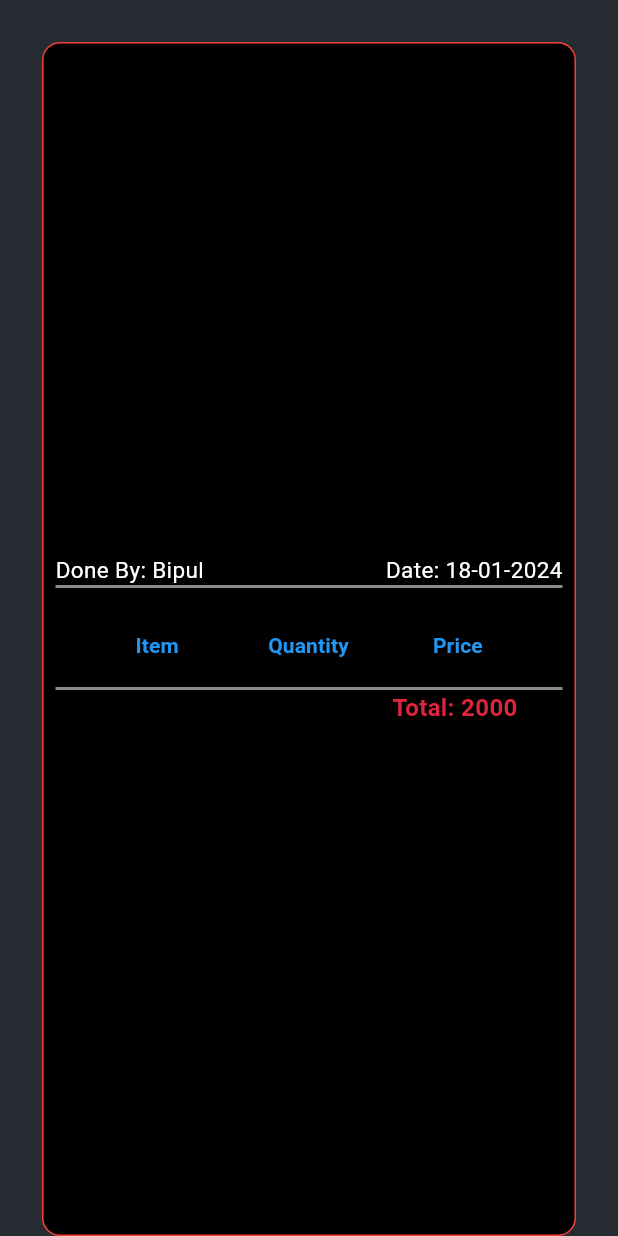
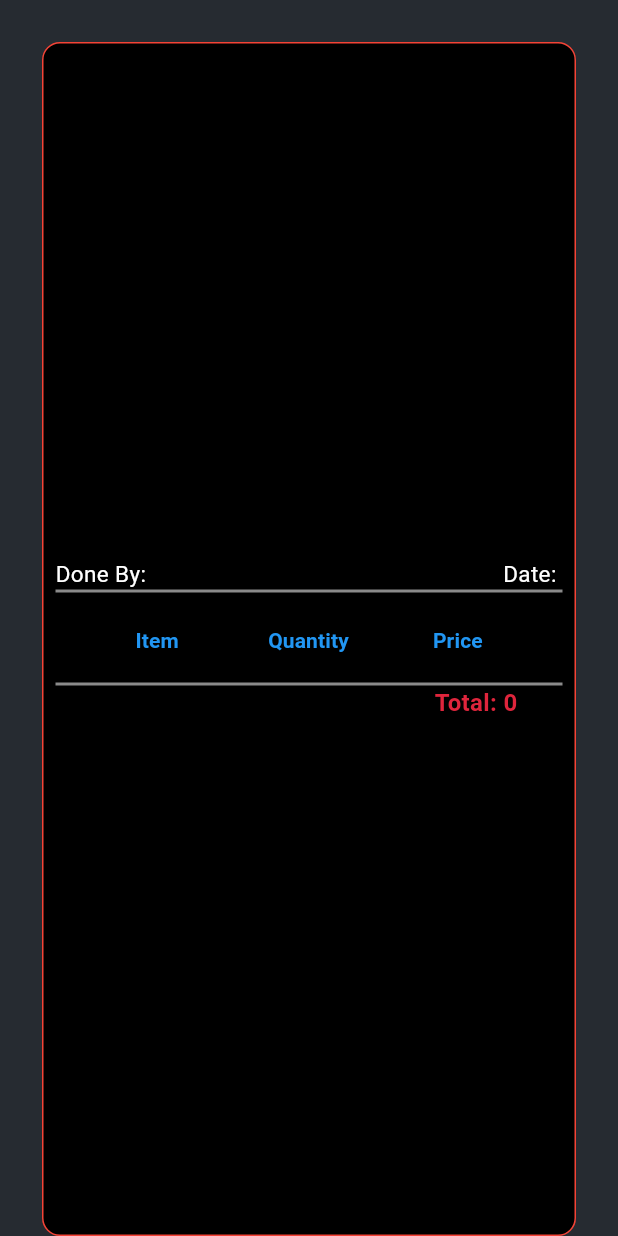
Before and after one commit to nafi-ullah/Mess-Manager, a Flutter app: the BazarData widget shown alone on an empty page, opened directly with empty values, on a phone screen of 412 x 824 dp. Run offline on Flutter 3.47's test engine with Material 3 defaults, Android fonts, the light colour scheme and no system bars; our stand-ins replace curved_navigation_bar, font_awesome_flutter, google_fonts, shared_preferences; missing offline and left inert: zego_uikit_prebuilt_call; accounts and stored records are empty; network calls fail.

Commit message:
bazar done

```diff
--- a/lib/screens/bazarShow.dart
+++ b/lib/screens/bazarShow.dart
@@ -58,6 +58,8 @@ class _BazarShowState extends State<BazarShow> {
         padding: EdgeInsets.only(bottom: 70),
         itemCount: bazarList.length,
         itemBuilder: (ctx, index) => BazarData(
+            name: bazarList[index].name,
+            date: bazarList[index].date,
             bazar: bazarList[index].bazar,
             quantity: bazarList[index].quantity,
             cost: bazarList[index].cost,
--- a/lib/widgets/bazarData.dart
+++ b/lib/widgets/bazarData.dart
@@ -5,12 +5,17 @@ import 'package:mess_app/constants/constants.dart';
 
 class BazarData extends StatefulWidget {
    BazarData({super.key,
-  required this.bazar,
+
+     required this.name,
+     required this.date,
+     required this.bazar,
     required this.quantity,
     required this.cost
 
   });
 
+   final String name;
+   final String date;
    final List<String> bazar;
    final List<String> quantity;
    final List<int> cost;
@@ -21,6 +26,7 @@ class BazarData extends StatefulWidget {
 
 class _BazarDataState extends State<BazarData> {
   List<DataRow> filteredRows = [];
+  int TotalCost = 0;
   // List<String> bazarD = [];
   // List<String> quantityD = [];
   // List<int> costD = [];
@@ -28,6 +34,8 @@ class _BazarDataState extends State<BazarData> {
 
   void getFilteredRows() {
     setState(() {
+
+
       for (int i=0; i<widget.bazar.length; i++ ) {
         filteredRows.add(
           DataRow(
@@ -42,7 +50,18 @@ class _BazarDataState extends State<BazarData> {
       }
     });
 
-    print(widget.cost);
+  //  print(widget.cost);
+  }
+
+  void totalCosting(){
+    setState(() {
+      int sum = 0;
+      for (int value in widget.cost) {
+        sum += value;
+      }
+      TotalCost = sum;
+      print(TotalCost);
+    });
   }
 
   @override
@@ -50,13 +69,14 @@ class _BazarDataState extends State<BazarData> {
     // TODO: implement initState
     super.initState();
     getFilteredRows();
+    totalCosting();
   }
 
 
   @override
   Widget build(BuildContext context) {
-    String doneName = "Bipul";
-    String bazarDate = "18-01-2024";
+    //String doneName = "Bipul";
+    //String bazarDate = "18-01-2024";
     String total = "2000";
 
 
@@ -81,14 +101,14 @@ class _BazarDataState extends State<BazarData> {
           Row(
             children: [
               Text(
-                'Done By: ${doneName}',
+                'Done By: ${widget.name}',
                 style: TextStyle(color: Colors.white,
                 fontSize: 15.0
                 ),
               ),
               Spacer(),
               Text(
-                'Date: ${bazarDate}',
+                'Date: ${widget.date}',
                 style: TextStyle(color: Colors.white,
                     fontSize: 15.0
                 ),
@@ -104,7 +124,7 @@ class _BazarDataState extends State<BazarData> {
             ),
           ),
 
-          SizedBox(height: 10.0),
+          SizedBox(height: 4.0),
           DataTable(
               columns: [
                 DataColumn(label: Text('Item ',
@@ -165,7 +185,7 @@ class _BazarDataState extends State<BazarData> {
           Row(
             children: [
               Spacer(),
-              Text("Total: ${total}",
+              Text("Total: ${TotalCost}",
                 style: TextStyle(
                     fontSize: 16.0,
                     color: kPrimaryColor,
--- a/lib/widgets/bazarForm.dart
+++ b/lib/widgets/bazarForm.dart
@@ -1,6 +1,7 @@
 import 'dart:math';
 
 import 'package:flutter/material.dart';
+import 'package:mess_app/screens/bazarShow.dart';
 import 'package:mess_app/services/bazar_service.dart';
 import 'package:intl/intl.dart';
 
@@ -42,17 +43,11 @@ class _BazarFormState extends State<BazarForm> {
         cost: cost
     );
 
-    // for (int i = 0; i < listController.length; i++) {
-    //   print('Item ${i + 1} Name: ${listController[i].text}');
-    //   String test= listController[i].text;
-    //   if (test == ""){
-    //     print("Yess");
-    //   }
-    //   print('Item ${i + 1} Quantity: ${quantityController[i].text}');
-    //   print('Item ${i + 1} Cost: ${costController[i].text}');
-    //   print('------------------------');
-    // }
-
+    Navigator.pushAndRemoveUntil(
+      context,
+      MaterialPageRoute(builder: (context) => BazarShow()),
+          (route) => false, // Set to false to remove all previous pages
+    );
   }
 
   @override
```
